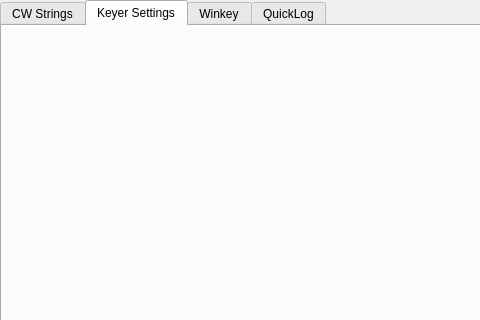
This is trunk/src/QtRadio/morse.ui in GadgetUK/ghpsdr3-alex as Qt 5 draws it before an edit; both pictures show x 0 to 480 and y 0 to 320 of the 600 by 471 pixel window. The edited form follows.
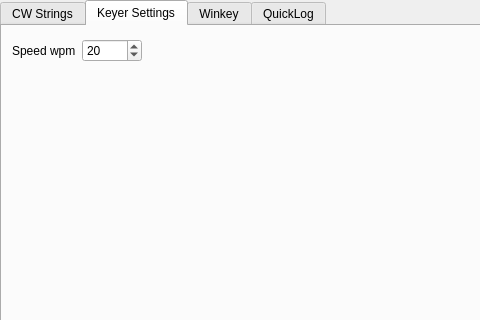
This is the edited form. The open tabs and pages were chosen to show the change.

Commit message: Set wpm timings and spin box

```diff
--- a/trunk/src/QtRadio/morse.ui
+++ b/trunk/src/QtRadio/morse.ui
@@ -525,6 +525,41 @@
       <string>PushButton</string>
      </property>
     </widget>
+    <widget class="QWidget" name="">
+     <property name="geometry">
+      <rect>
+       <x>10</x>
+       <y>10</y>
+       <width>130</width>
+       <height>29</height>
+      </rect>
+     </property>
+     <layout class="QHBoxLayout" name="horizontalLayout">
+      <item>
+       <widget class="QLabel" name="label_10">
+        <property name="text">
+         <string>Speed wpm</string>
+        </property>
+        <property name="buddy">
+         <cstring>spinBox_wpm</cstring>
+        </property>
+       </widget>
+      </item>
+      <item>
+       <widget class="QSpinBox" name="spinBox_wpm">
+        <property name="minimum">
+         <number>5</number>
+        </property>
+        <property name="maximum">
+         <number>40</number>
+        </property>
+        <property name="value">
+         <number>20</number>
+        </property>
+       </widget>
+      </item>
+     </layout>
+    </widget>
    </widget>
    <widget class="QWidget" name="tabWinkey">
     <attribute name="title">
```
Left out of the diff: 2 changed lines with no effect on the pictures. The commit also changes 2 other files.
